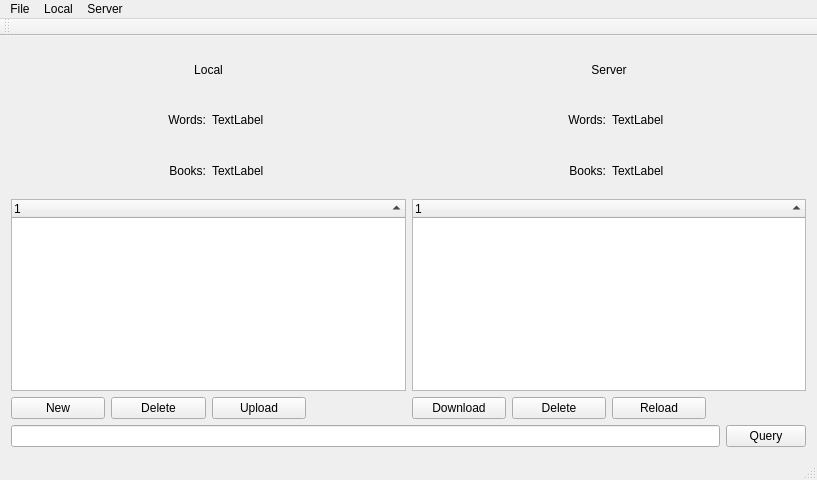
The window that mainwindow.ui (HuangHuafeng/repeat) describes before a commit, drawn with Qt 5.
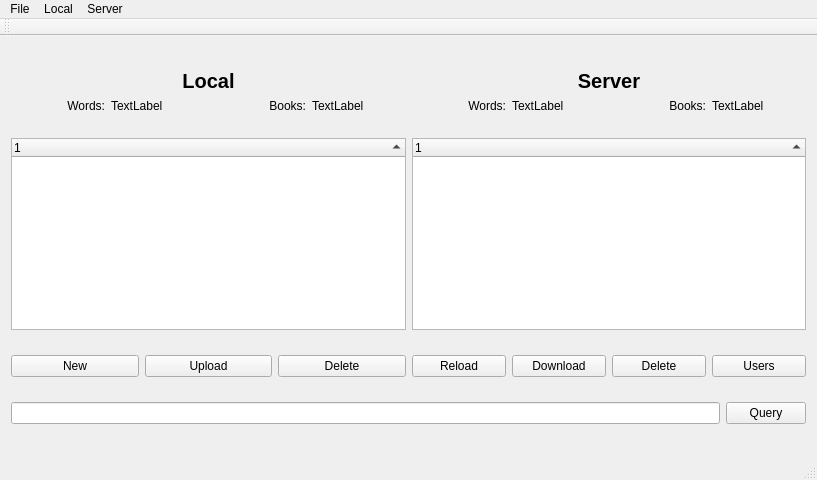
The same window after the commit.

```diff
--- a/mainwindow.ui
+++ b/mainwindow.ui
@@ -15,108 +15,108 @@
   </property>
   <widget class="QWidget" name="centralWidget">
    <layout class="QVBoxLayout" name="verticalLayout">
+    <property name="spacing">
+     <number>3</number>
+    </property>
     <item>
-     <layout class="QHBoxLayout" name="horizontalLayout_6">
-      <item>
-       <layout class="QVBoxLayout" name="verticalLayout_2">
+     <layout class="QHBoxLayout" name="horizontalLayout_5">
         <item>
          <layout class="QGridLayout" name="gridLayout">
           <item row="0" column="0" colspan="4">
            <widget class="QLabel" name="label">
-            <property name="text">
-             <string>Local</string>
-            </property>
-            <property name="alignment">
-             <set>Qt::AlignCenter</set>
-            </property>
-           </widget>
-          </item>
-          <item row="3" column="0" colspan="4">
-           <widget class="QTreeWidget" name="twLocalData">
             <property name="sizePolicy">
-             <sizepolicy hsizetype="Expanding" vsizetype="Fixed">
+           <sizepolicy hsizetype="Preferred" vsizetype="Fixed">
               <horstretch>0</horstretch>
               <verstretch>0</verstretch>
              </sizepolicy>
             </property>
-            <property name="indentation">
-             <number>0</number>
-            </property>
-            <property name="sortingEnabled">
-             <bool>true</bool>
-            </property>
-            <column>
+          <property name="font">
+           <font>
+            <pointsize>15</pointsize>
+            <weight>75</weight>
+            <italic>false</italic>
+            <bold>true</bold>
+            <kerning>true</kerning>
+           </font>
+          </property>
              <property name="text">
-              <string notr="true">1</string>
-             </property>
-            </column>
-           </widget>
-          </item>
-          <item row="4" column="0">
-           <widget class="QPushButton" name="pushNewBook">
-            <property name="text">
-             <string>New</string>
+           <string>Local</string>
+          </property>
+          <property name="alignment">
+           <set>Qt::AlignCenter</set>
             </property>
            </widget>
           </item>
           <item row="1" column="1">
-           <widget class="QLabel" name="label_5">
-            <property name="text">
-             <string>Words:</string>
-            </property>
-            <property name="alignment">
-             <set>Qt::AlignRight|Qt::AlignTrailing|Qt::AlignVCenter</set>
-            </property>
-           </widget>
-          </item>
-          <item row="2" column="1">
-           <widget class="QLabel" name="label_3">
-            <property name="text">
-             <string>Books:</string>
-            </property>
-            <property name="alignment">
-             <set>Qt::AlignRight|Qt::AlignTrailing|Qt::AlignVCenter</set>
-            </property>
-           </widget>
-          </item>
-          <item row="1" column="2">
            <widget class="QLabel" name="labelLocalWords">
+          <property name="sizePolicy">
+           <sizepolicy hsizetype="Preferred" vsizetype="Fixed">
+            <horstretch>0</horstretch>
+            <verstretch>0</verstretch>
+           </sizepolicy>
+          </property>
             <property name="text">
              <string>TextLabel</string>
             </property>
            </widget>
           </item>
-          <item row="2" column="2">
+        <item row="1" column="3">
            <widget class="QLabel" name="labelLocalBooks">
+          <property name="sizePolicy">
+           <sizepolicy hsizetype="Preferred" vsizetype="Fixed">
+            <horstretch>0</horstretch>
+            <verstretch>0</verstretch>
+           </sizepolicy>
+          </property>
             <property name="text">
              <string>TextLabel</string>
             </property>
            </widget>
           </item>
-          <item row="4" column="1">
-           <widget class="QPushButton" name="pbDeleteBook">
+        <item row="1" column="0">
+         <widget class="QLabel" name="label_5">
+          <property name="sizePolicy">
+           <sizepolicy hsizetype="Preferred" vsizetype="Fixed">
+            <horstretch>0</horstretch>
+            <verstretch>0</verstretch>
+           </sizepolicy>
+          </property>
             <property name="text">
-             <string>Delete</string>
-            </property>
-           </widget>
-          </item>
-          <item row="4" column="2">
-           <widget class="QPushButton" name="pbUploadBook">
+           <string>Words:</string>
+          </property>
+          <property name="alignment">
+           <set>Qt::AlignRight|Qt::AlignTrailing|Qt::AlignVCenter</set>
+          </property>
+         </widget>
+        </item>
+        <item row="1" column="2">
+         <widget class="QLabel" name="label_3">
+          <property name="sizePolicy">
+           <sizepolicy hsizetype="Preferred" vsizetype="Fixed">
+            <horstretch>0</horstretch>
+            <verstretch>0</verstretch>
+           </sizepolicy>
+          </property>
             <property name="text">
-             <string>Upload</string>
-            </property>
+           <string>Books:</string>
+          </property>
+          <property name="alignment">
+           <set>Qt::AlignRight|Qt::AlignTrailing|Qt::AlignVCenter</set>
+          </property>
            </widget>
           </item>
          </layout>
         </item>
-       </layout>
-      </item>
-      <item>
-       <layout class="QVBoxLayout" name="verticalLayout_3">
         <item>
          <layout class="QGridLayout" name="gridLayout_2">
-          <item row="1" column="1">
+        <item row="1" column="0">
            <widget class="QLabel" name="label_6">
+          <property name="sizePolicy">
+           <sizepolicy hsizetype="Preferred" vsizetype="Fixed">
+            <horstretch>0</horstretch>
+            <verstretch>0</verstretch>
+           </sizepolicy>
+          </property>
             <property name="text">
              <string>Words:</string>
             </property>
@@ -125,8 +125,14 @@
             </property>
            </widget>
           </item>
-          <item row="2" column="1">
+        <item row="1" column="2">
            <widget class="QLabel" name="label_4">
+          <property name="sizePolicy">
+           <sizepolicy hsizetype="Preferred" vsizetype="Fixed">
+            <horstretch>0</horstretch>
+            <verstretch>0</verstretch>
+           </sizepolicy>
+          </property>
             <property name="text">
              <string>Books:</string>
             </property>
@@ -135,21 +141,85 @@
             </property>
            </widget>
           </item>
-          <item row="1" column="2">
+        <item row="1" column="1">
            <widget class="QLabel" name="labelServerWords">
+          <property name="sizePolicy">
+           <sizepolicy hsizetype="Preferred" vsizetype="Fixed">
+            <horstretch>0</horstretch>
+            <verstretch>0</verstretch>
+           </sizepolicy>
+          </property>
             <property name="text">
              <string>TextLabel</string>
             </property>
            </widget>
           </item>
-          <item row="2" column="2">
+        <item row="0" column="0" colspan="4">
+         <widget class="QLabel" name="label_2">
+          <property name="sizePolicy">
+           <sizepolicy hsizetype="Preferred" vsizetype="Fixed">
+            <horstretch>0</horstretch>
+            <verstretch>0</verstretch>
+           </sizepolicy>
+          </property>
+          <property name="font">
+           <font>
+            <pointsize>15</pointsize>
+            <weight>75</weight>
+            <italic>false</italic>
+            <bold>true</bold>
+            <kerning>true</kerning>
+           </font>
+          </property>
+          <property name="text">
+           <string>Server</string>
+          </property>
+          <property name="alignment">
+           <set>Qt::AlignCenter</set>
+          </property>
+         </widget>
+        </item>
+        <item row="1" column="3">
            <widget class="QLabel" name="labelServerBooks">
+          <property name="sizePolicy">
+           <sizepolicy hsizetype="Preferred" vsizetype="Fixed">
+            <horstretch>0</horstretch>
+            <verstretch>0</verstretch>
+           </sizepolicy>
+          </property>
             <property name="text">
              <string>TextLabel</string>
             </property>
            </widget>
           </item>
-          <item row="3" column="0" colspan="4">
+       </layout>
+      </item>
+     </layout>
+    </item>
+    <item>
+     <layout class="QHBoxLayout" name="horizontalLayout_4">
+      <item>
+       <widget class="QTreeWidget" name="twLocalData">
+        <property name="sizePolicy">
+         <sizepolicy hsizetype="Expanding" vsizetype="Fixed">
+          <horstretch>0</horstretch>
+          <verstretch>0</verstretch>
+         </sizepolicy>
+        </property>
+        <property name="indentation">
+         <number>0</number>
+        </property>
+        <property name="sortingEnabled">
+         <bool>true</bool>
+        </property>
+        <column>
+         <property name="text">
+          <string notr="true">1</string>
+         </property>
+        </column>
+       </widget>
+      </item>
+      <item>
            <widget class="QTreeWidget" name="twServerData">
             <property name="sizePolicy">
              <sizepolicy hsizetype="Expanding" vsizetype="Fixed">
@@ -170,38 +240,64 @@
             </column>
            </widget>
           </item>
-          <item row="4" column="0">
+     </layout>
+    </item>
+    <item>
+     <layout class="QHBoxLayout" name="horizontalLayout_7">
+      <item>
+       <layout class="QHBoxLayout" name="horizontalLayout_8">
+        <item>
+         <widget class="QPushButton" name="pushNewBook">
+          <property name="text">
+           <string>New</string>
+          </property>
+         </widget>
+        </item>
+        <item>
+         <widget class="QPushButton" name="pbUploadBook">
+          <property name="text">
+           <string>Upload</string>
+          </property>
+         </widget>
+        </item>
+        <item>
+         <widget class="QPushButton" name="pbDeleteBook">
+          <property name="text">
+           <string>Delete</string>
+          </property>
+         </widget>
+        </item>
+       </layout>
+      </item>
+      <item>
+       <layout class="QHBoxLayout" name="horizontalLayout_9">
+        <item>
+         <widget class="QPushButton" name="pbReloadServerData">
+          <property name="text">
+           <string>Reload</string>
+          </property>
+         </widget>
+        </item>
+        <item>
            <widget class="QPushButton" name="pbDownloadServerBook">
             <property name="text">
              <string>Download</string>
             </property>
            </widget>
           </item>
-          <item row="4" column="1">
+        <item>
            <widget class="QPushButton" name="pbDeleteServerBook">
             <property name="text">
              <string>Delete</string>
             </property>
            </widget>
           </item>
-          <item row="0" column="0" colspan="4">
-           <widget class="QLabel" name="label_2">
+        <item>
+         <widget class="QPushButton" name="pbUsers">
             <property name="text">
-             <string>Server</string>
-            </property>
-            <property name="alignment">
-             <set>Qt::AlignCenter</set>
-            </property>
-           </widget>
-          </item>
-          <item row="4" column="2">
-           <widget class="QPushButton" name="pbReloadServerData">
-            <property name="text">
-             <string>Reload</string>
-            </property>
-           </widget>
-          </item>
-         </layout>
+           <string>Users</string>
+          </property>
+         </widget>
         </item>
        </layout>
       </item>
```
Left out of the diff: 12 changed lines with no effect on the pictures. Lines whose indentation alone changed are shown as unchanged.
